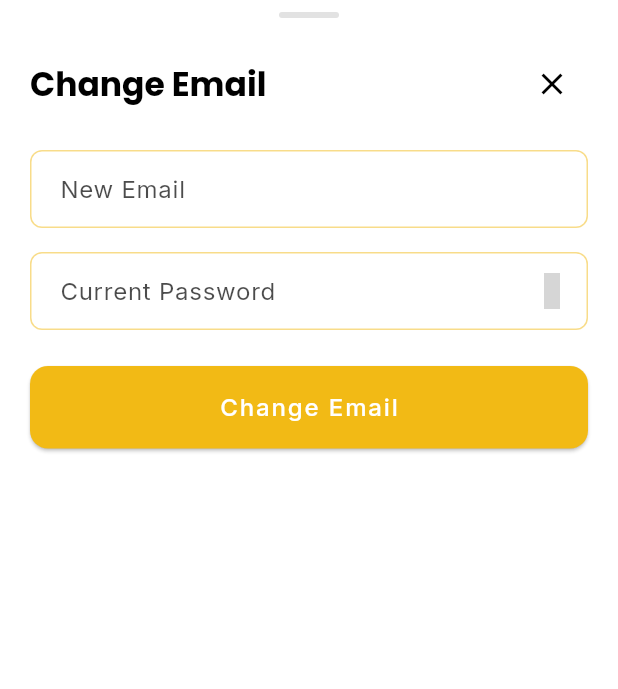
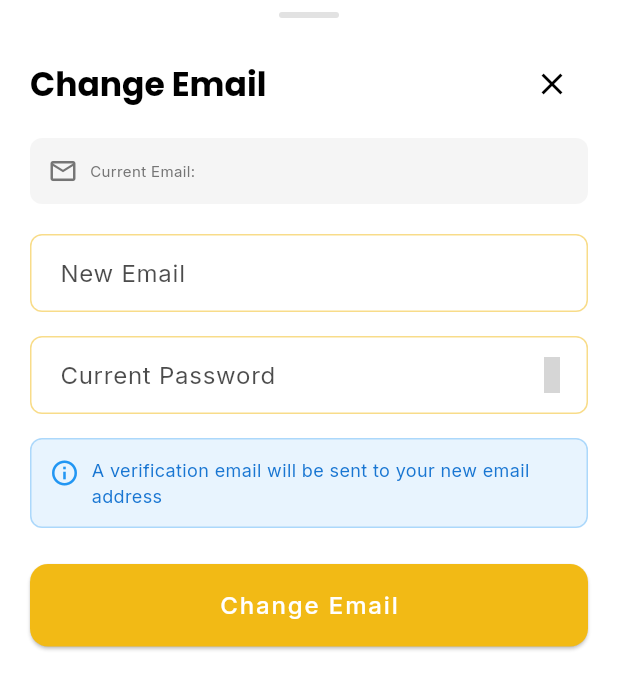
Before and after one commit to HamzaQasim7/cal_burner, a Flutter app: the ChangeEmailSheet widget shown alone on an empty page, opened directly, on a phone screen of 412 x 824 dp. Shown: the top 689 px of the screen. Run offline on Flutter 3.47's test engine with Material 3 defaults, Android fonts, the phone set to English and light mode, and no system bars; our stand-ins replace cloud_firestore, easy_localization, equatable, firebase_auth, firebase_core, fl_chart and 12 more; missing offline and left inert: health, workmanager; accounts and stored records are empty; grey boxes are pictures that could not be loaded.

Commit message:
fixed the email change functionality and imp score fun

```diff
--- a/assets/translations/de.json
+++ b/assets/translations/de.json
@@ -166,6 +166,12 @@
   "invalid_email": "Bitte geben Sie eine gültige E-Mail-Adresse ein",
   "password_changed_success": "Passwort erfolgreich geändert",
   "email_changed_success": "E-Mail erfolgreich geändert",
+  "same_email_error": "Die neue E-Mail darf nicht mit der aktuellen übereinstimmen",
+  "email_changed_verification_sent": "E-Mail erfolgreich geändert! Bitte überprüfe deine neue E-Mail zur Bestätigung",
+  "current_email": "Aktuelle E-Mail",
+  "password_min_length": "Das Passwort muss mindestens 6 Zeichen lang sein",
+  "email_change_info": "Eine Bestätigungs-E-Mail wird an deine neue Adresse gesendet",
+  "unknown_error": "Ein unbekannter Fehler ist aufgetreten",
   "week1": "Woche 1",
   "week2": "Woche 2",
   "week3": "Woche 3",
--- a/assets/translations/en.json
+++ b/assets/translations/en.json
@@ -137,6 +137,12 @@
   "invalid_email": "Please enter a valid email",
   "password_changed_success": "Password changed successfully",
   "email_changed_success": "Email changed successfully",
+  "same_email_error": "New email cannot be the same as current email",
+  "email_changed_verification_sent": "Email changed successfully! Please check your new email for verification",
+  "current_email": "Current Email",
+  "password_min_length": "Password must be at least 6 characters",
+  "email_change_info": "A verification email will be sent to your new email address",
+  "unknown_error": "An unknown error occurred",
   "week1": "Week 1",
   "week2": "Week 2",
   "week3": "Week 3",
--- a/assets/translations/es.json
+++ b/assets/translations/es.json
@@ -137,6 +137,12 @@
   "invalid_email": "Por favor, ingrese un correo válido",
   "password_changed_success": "Contraseña cambiada con éxito",
   "email_changed_success": "Correo cambiado con éxito",
+  "same_email_error": "El nuevo correo electrónico no puede ser igual al actual",
+  "email_changed_verification_sent": "¡Correo electrónico cambiado con éxito! Revisa tu nuevo correo para verificar",
+  "current_email": "Correo electrónico actual",
+  "password_min_length": "La contraseña debe tener al menos 6 caracteres",
+  "email_change_info": "Se enviará un correo de verificación a tu nuevo correo electrónico",
+  "unknown_error": "Ocurrió un error desconocido",
   "week1": "Semana 1",
   "week2": "Semana 2",
   "week3": "Semana 3",
--- a/lib/presentation/profile/widgets/change_email_sheet.dart
+++ b/lib/presentation/profile/widgets/change_email_sheet.dart
@@ -1,9 +1,9 @@
-import 'package:cal_burner/presentation/onboardings/widgets/custom_button.dart';
 import 'package:cal_burner/widgets/custom_text_field.dart';
+import 'package:easy_localization/easy_localization.dart';
 import 'package:flutter/material.dart';
-import 'package:easy_localization/easy_localization.dart';
 import 'package:icons_plus/icons_plus.dart';
 import 'package:provider/provider.dart';
+
 import '../../../../data/provider/auth_provider.dart';
 
 class ChangeEmailSheet extends StatefulWidget {
@@ -27,6 +27,28 @@ class _ChangeEmailSheetState extends State<ChangeEmailSheet> {
     super.dispose();
   }
 
+  String? _validateEmail(String? value) {
+    if (value == null || value.isEmpty) {
+      return 'field_required'.tr();
+    }
+
+    // More comprehensive email validation
+    final emailRegex = RegExp(r'^[a-zA-Z0-9.]+@[a-zA-Z0-9]+\.[a-zA-Z]+');
+
+    if (!emailRegex.hasMatch(value)) {
+      return 'invalid_email'.tr();
+    }
+
+    // Check if it's the same as current email
+    final currentUser = context.read<AuthenticationProvider>().user;
+    if (currentUser != null &&
+        value.toLowerCase() == currentUser.email.toLowerCase()) {
+      return 'same_email_error'.tr(); // Add this translation
+    }
+
+    return null;
+  }
+
   Future<void> _handleSubmit() async {
     if (!_formKey.currentState!.validate()) return;
 
@@ -35,21 +57,28 @@ class _ChangeEmailSheetState extends State<ChangeEmailSheet> {
     try {
       final authProvider = context.read<AuthenticationProvider>();
       final success = await authProvider.changeEmail(
-        _currentPasswordController.text,
-        _newEmailController.text,
+        _currentPasswordController.text.trim(),
+        _newEmailController.text.trim(),
       );
+      ScaffoldMessenger.of(context).showSnackBar(
+        SnackBar(
+          content: Text('email_changed_verification_sent'.tr()),
+          backgroundColor: Colors.green,
+          duration: const Duration(seconds: 4),
+        ),
+      );
+      Navigator.pop(context);
 
-      if (success && mounted) {
-        ScaffoldMessenger.of(
-          context,
-        ).showSnackBar(SnackBar(content: Text('email_changed_success'.tr())));
-        Navigator.pop(context);
-      }
+      // // Show specific error from provider
+      // final error = authProvider.error ?? 'unknown_error'.tr();
+      // ScaffoldMessenger.of(context).showSnackBar(
+      //   SnackBar(content: Text(error), backgroundColor: Colors.red),
+      // );
     } catch (e) {
       if (mounted) {
-        ScaffoldMessenger.of(
-          context,
-        ).showSnackBar(SnackBar(content: Text(e.toString())));
+        ScaffoldMessenger.of(context).showSnackBar(
+          SnackBar(content: Text(e.toString()), backgroundColor: Colors.red),
+        );
       }
     } finally {
       if (mounted) {
@@ -61,6 +90,7 @@ class _ChangeEmailSheetState extends State<ChangeEmailSheet> {
   @override
   Widget build(BuildContext context) {
     final isDark = Theme.of(context).brightness == Brightness.dark;
+    final currentUser = context.watch<AuthenticationProvider>().user;
 
     return Container(
       decoration: BoxDecoration(
@@ -109,26 +139,51 @@ class _ChangeEmailSheetState extends State<ChangeEmailSheet> {
                       ),
                     ],
                   ),
-                  const SizedBox(height: 20),
+                  const SizedBox(height: 12),
+
+                  // Current email display
+                  if (currentUser != null) ...[
+                    Container(
+                      padding: const EdgeInsets.all(12),
+                      decoration: BoxDecoration(
+                        color: Colors.grey.withOpacity(0.1),
+                        borderRadius: BorderRadius.circular(8),
+                      ),
+                      child: Row(
+                        children: [
+                          Icon(
+                            Icons.email_outlined,
+                            color: Colors.grey[600],
+                            size: 20,
+                          ),
+                          const SizedBox(width: 8),
+                          Text(
+                            '${'current_email'.tr()}: ${currentUser.email}',
+                            style: TextStyle(
+                              color: Colors.grey[600],
+                              fontSize: 10,
+                            ),
+                          ),
+                        ],
+                      ),
+                    ),
+                    const SizedBox(height: 20),
+                  ],
+
                   CustomTextField(
                     controller: _newEmailController,
                     keyboardType: TextInputType.emailAddress,
                     labelText: 'new_email'.tr(),
-                    validator: (value) {
-                      if (value == null || value.isEmpty) {
-                        return 'field_required'.tr();
-                      }
-                      if (!value.contains('@') || !value.contains('.')) {
-                        return 'invalid_email'.tr();
-                      }
-                      return null;
-                    },
+                    validator: _validateEmail,
+                    textInputAction: TextInputAction.next,
                   ),
                   const SizedBox(height: 16),
                   CustomTextField(
                     controller: _currentPasswordController,
                     obscureText: _obscurePassword,
                     labelText: 'current_password'.tr(),
+                    textInputAction: TextInputAction.done,
+                    onFieldSubmitted: (_) => _handleSubmit(),
                     suffixIcon: IconButton(
                       icon: Icon(
                         _obscurePassword
@@ -145,10 +200,43 @@ class _ChangeEmailSheetState extends State<ChangeEmailSheet> {
                       if (value == null || value.isEmpty) {
                         return 'field_required'.tr();
                       }
+                      if (value.length < 6) {
+                        return 'password_min_length'
+                            .tr(); // Add this translation
+                      }
                       return null;
                     },
                   ),
+                  const SizedBox(height: 16),
+
+                  // Info message
+                  Container(
+                    padding: const EdgeInsets.all(12),
+                    decoration: BoxDecoration(
+                      color: Colors.blue.withOpacity(0.1),
+                      borderRadius: BorderRadius.circular(8),
+                      border: Border.all(color: Colors.blue.withOpacity(0.3)),
+                    ),
+                    child: Row(
+                      crossAxisAlignment: CrossAxisAlignment.start,
+                      children: [
+                        Icon(Icons.info_outline, color: Colors.blue, size: 20),
+                        const SizedBox(width: 8),
+                        Expanded(
+                          child: Text(
+                            'email_change_info'.tr(),
+                            // Add translation: "A verification email will be sent to your new email address"
+                            style: TextStyle(
+                              color: Colors.blue[700],
+                              fontSize: 12,
+                            ),
+                          ),
+                        ),
+                      ],
+                    ),
+                  ),
                   const SizedBox(height: 24),
+
                   ElevatedButton(
                     onPressed: _isLoading ? null : _handleSubmit,
                     style: ElevatedButton.styleFrom(
```
Also changed, not shown: lib/data/provider/auth_provider.dart (+21 -7 lines), lib/data/repository/auth_repository.dart (+12 -5 lines).
